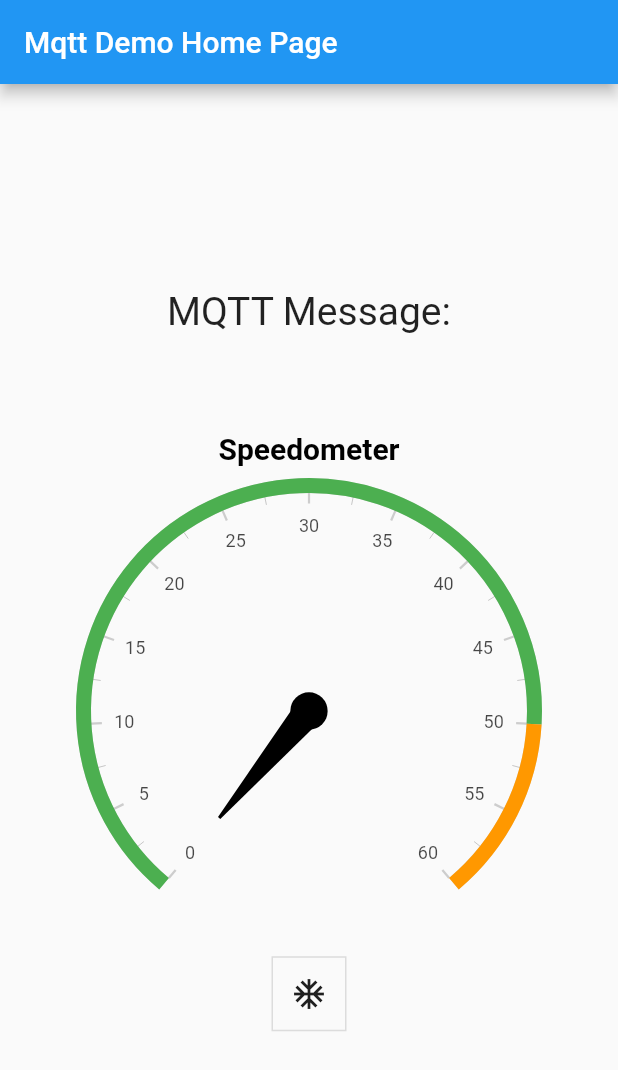
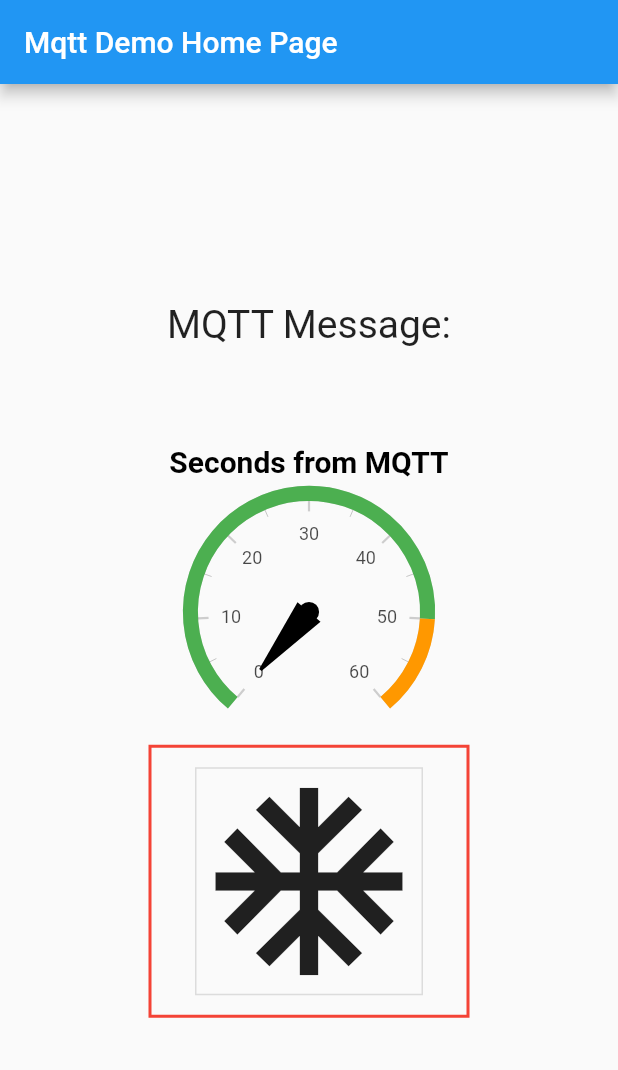
Before and after one commit to bunyawats/mqtt_flutter, a Flutter app: the screen it shows after launch, on a phone screen of 412 x 824 dp. Shown: the top 1070 px of the screen. Run offline on Flutter 3.47's test engine with Material 2 defaults, Android fonts, the phone set to English and light mode, and no system bars; drawn by our look-alikes of syncfusion_flutter_gauges; missing offline and left inert: mqtt_client.

Commit message:
resize toggle button

```diff
--- a/lib/main.dart
+++ b/lib/main.dart
@@ -35,7 +35,7 @@ class MyHomePage extends StatefulWidget {
 class _MyHomePageState extends State<MyHomePage> {
   String _mqttMessage = "";
   double _second = .0;
-  List<bool> _isSelectedList = [false];
+  final List<bool> _isSelectedList = [false];
 
   @override
   void initState() {
@@ -51,10 +51,14 @@ class _MyHomePageState extends State<MyHomePage> {
   }
 
   Widget _buildRadialGauge() {
-    return SfRadialGauge(
+    return SizedBox(
+      width: 200,
+      height: 200,
+      child: SfRadialGauge(
           title: const GaugeTitle(
-            text: 'Speedometer',
-            textStyle: TextStyle(fontSize: 20.0, fontWeight: FontWeight.bold)),
+              text: 'Seconds from MQTT',
+              textStyle:
+                  TextStyle(fontSize: 20.0, fontWeight: FontWeight.bold)),
           axes: <RadialAxis>[
             RadialAxis(minimum: 0, maximum: 60, ranges: <GaugeRange>[
               GaugeRange(
@@ -91,20 +95,34 @@ class _MyHomePageState extends State<MyHomePage> {
                   angle: 90,
                   positionFactor: 0.5)
             ]),
-        ]);
+          ]),
+    );
   }
 
-  ToggleButtons _buildToggleButtons() {
-    return ToggleButtons(
-      isSelected: _isSelectedList,
-      onPressed: (int index) {
+  Widget _buildToggleButtons() {
+    return OutlinedButton(
+      style: OutlinedButton.styleFrom(
+        shape: const RoundedRectangleBorder(),
+        side: const BorderSide(width: 2, color: Colors.red),
+      ),
+      onPressed: () {
         setState(() {
-          _isSelectedList[index] = !_isSelectedList[index];
+          _isSelectedList[0] = !_isSelectedList[0];
         });
       },
+      child: Padding(
+        padding: const EdgeInsets.all(15.0),
+        child: ToggleButtons(
+          isSelected: _isSelectedList,
+          onPressed: (int index) {},
           children: const <Widget>[
-        Icon(Icons.ac_unit),
+            Icon(
+              Icons.ac_unit,
+              size: 150,
+            ),
           ],
+        ),
+      ),
     );
   }
 
```
Lines whose indentation alone changed are shown as unchanged.
